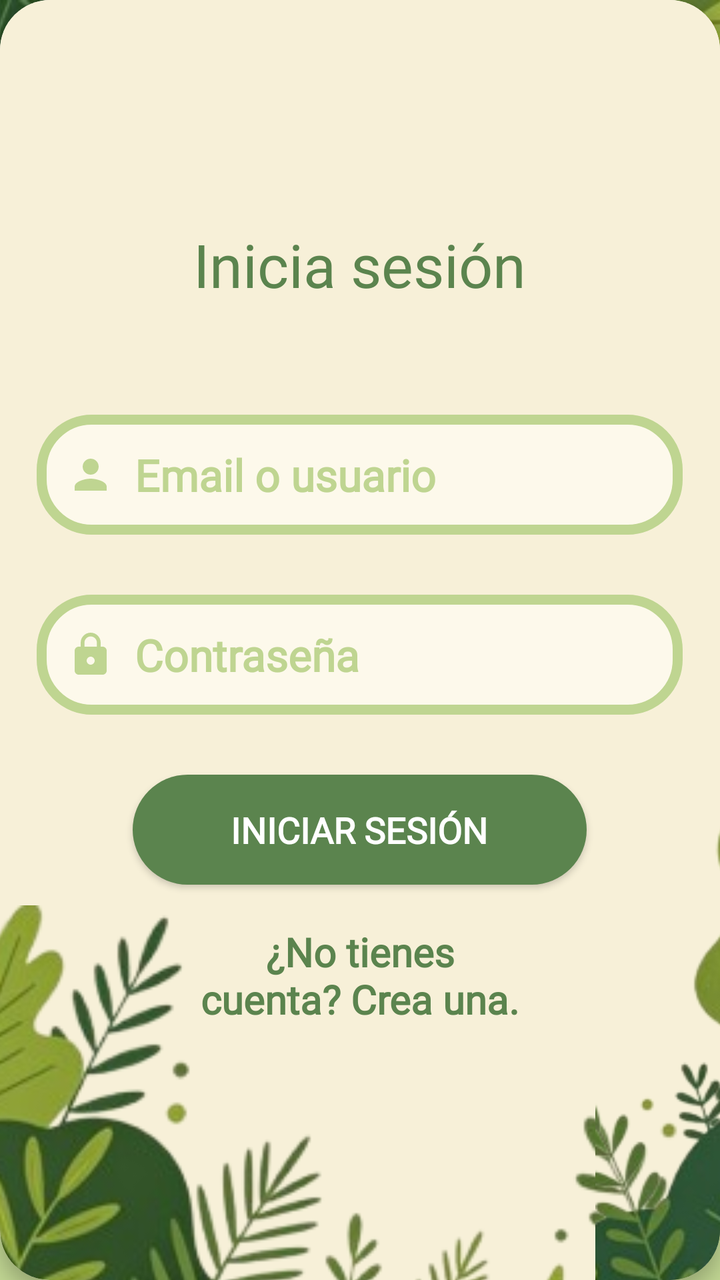
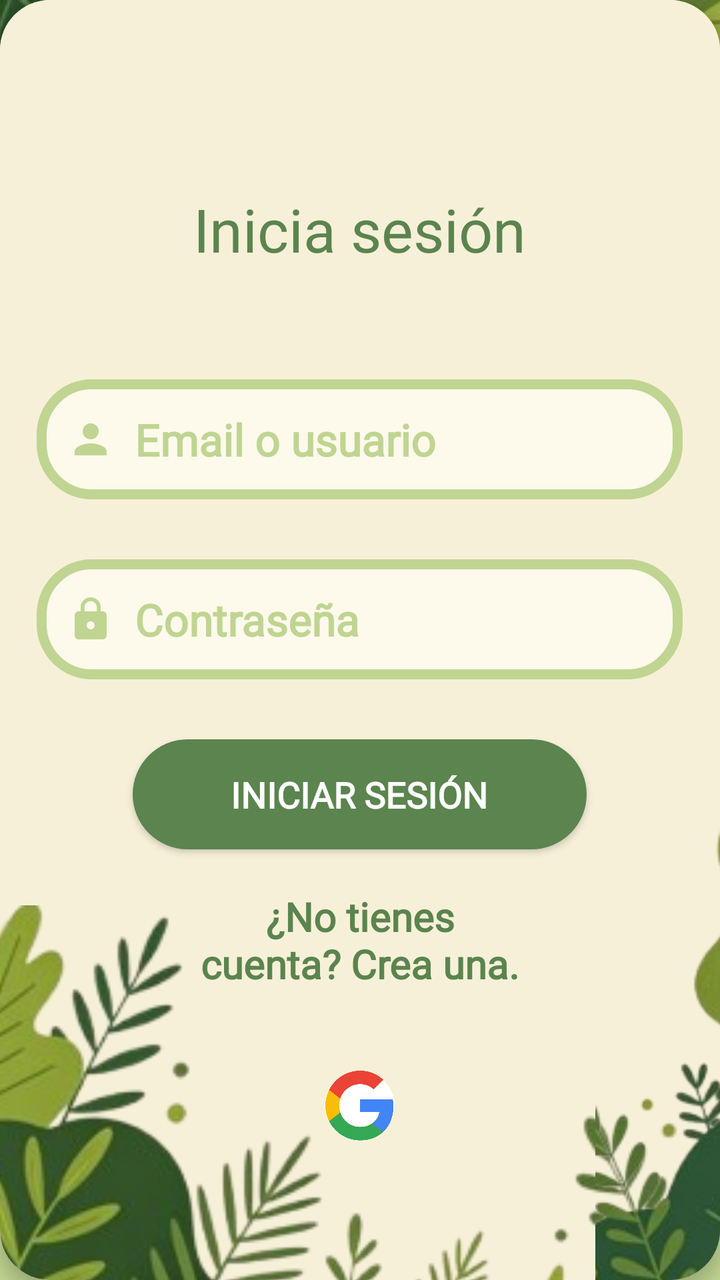

Compare the two renders of this Android layout. The source of the first and the diff that turns it into the second are given below.
<!-- AndroidManifest.xml: application theme Theme.DinoApp -->
<!-- res/layout/activity_main.xml -->
<?xml version="1.0" encoding="utf-8"?>
<androidx.constraintlayout.widget.ConstraintLayout xmlns:android="http://schemas.android.com/apk/res/android"
    xmlns:app="http://schemas.android.com/apk/res-auto"
    xmlns:tools="http://schemas.android.com/tools"
    android:id="@+id/main"
    android:layout_width="match_parent"
    android:layout_height="match_parent"
    tools:context=".MainActivity">

    <ImageView
        android:layout_width="0dp"
        android:layout_height="0dp"
        app:layout_constraintBottom_toBottomOf="parent"
        app:layout_constraintEnd_toEndOf="parent"
        app:layout_constraintStart_toStartOf="parent"
        app:layout_constraintTop_toTopOf="parent"
        android:src="@drawable/back"
        android:scaleType="centerCrop">
    </ImageView>

    <ImageView
        android:layout_width="117dp"
        android:layout_height="121dp"
        android:layout_marginTop="70dp"
        android:scaleType="centerCrop"
        android:src="@drawable/dinom"
        app:layout_constraintEnd_toEndOf="parent"
        app:layout_constraintStart_toStartOf="parent"
        app:layout_constraintTop_toTopOf="parent">

    </ImageView>

    <ImageView
        android:layout_width="match_parent"
        android:layout_height="200dp"
        app:layout_constraintEnd_toEndOf="parent"
        app:layout_constraintStart_toStartOf="parent"
        app:layout_constraintTop_toTopOf="parent"
        android:src="@drawable/top"
        android:scaleType="centerCrop">
    </ImageView>

    <androidx.cardview.widget.CardView
        android:layout_width="0dp"
        android:layout_height="wrap_content"
        android:backgroundTint="@color/white"
        app:cardCornerRadius="25dp"
        app:cardElevation="5dp"
        app:layout_constraintBottom_toBottomOf="parent"
        app:layout_constraintEnd_toEndOf="parent"
        app:layout_constraintStart_toStartOf="parent">


        <LinearLayout
            android:layout_width="match_parent"
            android:layout_height="650dp"
            android:background="@drawable/elementcolor"
            android:gravity="center"
            android:orientation="vertical">

            <TextView
                android:id="@+id/tvTitulo"
                android:layout_width="wrap_content"
                android:layout_height="wrap_content"
                android:layout_marginTop="15dp"
                android:layout_marginBottom="25dp"
                android:fontFamily="@font/kavoon"
                android:text="Inicia sesión"
                android:textColor="#5B844E"
                android:textSize="30sp" />

            <EditText
                android:id="@+id/etUsuario"
                android:layout_width="323dp"
                android:layout_height="60dp"
                android:layout_marginTop="30dp"
                android:background="@drawable/bg_insert"
                android:drawableStart="@drawable/person"
                android:drawablePadding="10dp"
                android:fontFamily="@font/kreon"
                android:hint="Email o usuario"
                android:inputType="text"
                android:paddingStart="15dp"
                android:paddingEnd="15dp"
                android:textColor="@color/black"
                android:textColorHint="#BFD591"
                android:textSize="22dp"
                android:textStyle="bold" />

            <EditText
                android:id="@+id/etPassword"
                android:layout_width="323dp"
                android:layout_height="60dp"
                android:layout_marginTop="30dp"
                android:background="@drawable/bg_insert"
                android:drawableStart="@drawable/lock"
                android:drawablePadding="10dp"
                android:fontFamily="@font/kreon"
                android:hint="Contraseña"
                android:inputType="textPassword"
                android:paddingStart="15dp"
                android:paddingEnd="15dp"
                android:textColor="@color/black"
                android:textColorHint="#BFD591"
                android:textSize="22dp"
                android:textStyle="bold" />

            <androidx.appcompat.widget.AppCompatButton
                android:id="@+id/btnIniciar"
                android:layout_width="227dp"
                android:layout_height="55dp"
                android:layout_marginTop="30dp"
                android:background="@drawable/bg_button"
                android:fontFamily="@font/kreon"
                android:text="Iniciar sesión"
                android:textColor="#ffffff"
                android:textSize="18dp"
                android:textStyle="bold" />

            <TextView
                android:id="@+id/tvCrearCuenta"
                android:layout_width="164dp"
                android:layout_height="wrap_content"
                android:layout_marginTop="20dp"
                android:layout_marginBottom="40dp"
                android:fontFamily="@font/kreon"
                android:text="¿No tienes cuenta? Crea una."
                android:textAlignment="center"
                android:textColor="#5B844E"
                android:textSize="20sp"
                android:textStyle="bold" />


        </LinearLayout>

        <ImageView
            android:layout_width="494dp"
            android:layout_height="370dp"
            android:src="@drawable/bott"
            android:translationX="-28dp"
            android:translationY="400dp"
            app:layout_constraintBottom_toBottomOf="parent"
            app:layout_constraintEnd_toEndOf="parent"
            app:layout_constraintStart_toStartOf="parent"
            app:layout_constraintTop_toTopOf="parent">

        </ImageView>

        <ImageView
            android:layout_width="449dp"
            android:layout_height="367dp"
            android:src="@drawable/mmm"
            android:translationX="140dp"
            android:translationY="310dp"
            app:layout_constraintBottom_toBottomOf="parent"
            app:layout_constraintEnd_toEndOf="parent"
            app:layout_constraintStart_toStartOf="parent"
            app:layout_constraintTop_toTopOf="parent">

        </ImageView>

    </androidx.cardview.widget.CardView>

</androidx.constraintlayout.widget.ConstraintLayout>
<!-- resources referenced by this layout -->
<resources>
  <color name="black">#FF000000</color>
  <color name="white">#FFFFFFFF</color>
  <!-- drawable back: jpg bitmap (drawable, 10822 bytes) -->
  <!-- drawable bg_button (drawable) -->
  <?xml version="1.0" encoding="utf-8"?>
  <shape xmlns:android="http://schemas.android.com/apk/res/android">
  
      <solid android:color="#5B844E"/>
  
      <corners android:radius="50dp"/>
  
  </shape>
  <!-- drawable bg_insert (drawable) -->
  <?xml version="1.0" encoding="utf-8"?>
  <shape xmlns:android="http://schemas.android.com/apk/res/android">
  
      <solid android:color="#FDF9EB"/>
      <stroke
          android:width="5dp"
          android:color="#BFD591"/>
      <corners android:radius="25dp"/>
  
  
  </shape>
  <!-- drawable bott: png bitmap (drawable, 116757 bytes) -->
  <!-- drawable dinom: png bitmap (drawable, 185073 bytes) -->
  <!-- drawable elementcolor (drawable) -->
  <?xml version="1.0" encoding="utf-8"?>
  <shape xmlns:android="http://schemas.android.com/apk/res/android">
  
      <solid android:color="#F7F0D8"/>
  
      <corners android:radius="10dp"/>
  
  
  </shape>
  <!-- drawable lock (drawable) -->
  <vector xmlns:android="http://schemas.android.com/apk/res/android" android:height="24dp" android:tint="#BFD591" android:viewportHeight="24" android:viewportWidth="24" android:width="24dp">
        
      <path android:fillColor="@android:color/white" android:pathData="M18,8h-1L17,6c0,-2.76 -2.24,-5 -5,-5S7,3.24 7,6v2L6,8c-1.1,0 -2,0.9 -2,2v10c0,1.1 0.9,2 2,2h12c1.1,0 2,-0.9 2,-2L20,10c0,-1.1 -0.9,-2 -2,-2zM12,17c-1.1,0 -2,-0.9 -2,-2s0.9,-2 2,-2 2,0.9 2,2 -0.9,2 -2,2zM15.1,8L8.9,8L8.9,6c0,-1.71 1.39,-3.1 3.1,-3.1 1.71,0 3.1,1.39 3.1,3.1v2z"/>
      
  </vector>
  <!-- drawable mmm: png bitmap (drawable, 53795 bytes) -->
  <!-- drawable person (drawable) -->
  <vector xmlns:android="http://schemas.android.com/apk/res/android" android:height="24dp" android:tint="#BFD591" android:viewportHeight="24" android:viewportWidth="24" android:width="24dp">
        
      <path android:fillColor="@android:color/white" android:pathData="M12,12c2.21,0 4,-1.79 4,-4s-1.79,-4 -4,-4 -4,1.79 -4,4 1.79,4 4,4zM12,14c-2.67,0 -8,1.34 -8,4v2h16v-2c0,-2.66 -5.33,-4 -8,-4z"/>
      
  </vector>
  <!-- drawable top: png bitmap (drawable, 85089 bytes) -->
  <style name="Theme.DinoApp" parent="Base.Theme.DinoApp" />
  <style name="Base.Theme.DinoApp" parent="Theme.Material3.DayNight.NoActionBar">
          
          
      </style>
</resources>

<!-- the commit's change to res/layout/activity_main.xml (unified diff, before → after) -->
@@ -130,6 +130,14 @@
                 android:textSize="20sp"
                 android:textStyle="bold" />
 
+            <ImageButton
+                android:id="@+id/btnGoogle"
+                android:layout_width="35dp"
+                android:layout_height="35dp"
+                android:padding="0dp"
+                android:scaleType="centerInside"
+                android:background="@drawable/bg_buttongoogle"
+                android:src="@drawable/google_logo" />
 
         </LinearLayout>
 
<!-- resource entries referenced after the edit -->
@@ -10,6 +10,14 @@
       <solid android:color="#5B844E"/>
   
       <corners android:radius="50dp"/>
+  
+  </shape>
+  <!-- drawable bg_buttongoogle (drawable) -->
+  <?xml version="1.0" encoding="utf-8"?>
+  <shape xmlns:android="http://schemas.android.com/apk/res/android"
+      android:shape="oval" >
+  
+      <solid android:color="#FFFFFF" />
   
   </shape>
   <!-- drawable bg_insert (drawable) -->
@@ -36,6 +44,7 @@
   
   
   </shape>
+  <!-- drawable google_logo: png bitmap (drawable, 79112 bytes) -->
   <!-- drawable lock (drawable) -->
   <vector xmlns:android="http://schemas.android.com/apk/res/android" android:height="24dp" android:tint="#BFD591" android:viewportHeight="24" android:viewportWidth="24" android:width="24dp">
         
